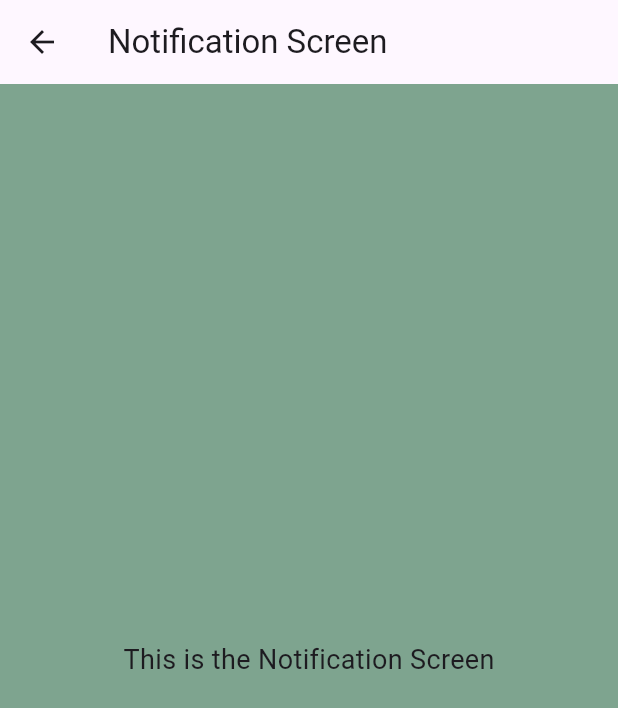
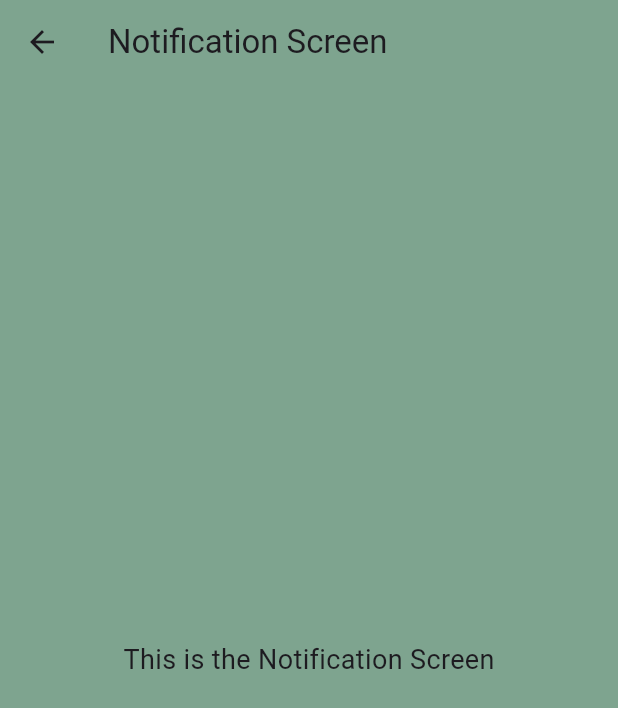
Before and after one commit to sathitkul12/project, a Flutter app: the HomeScreen screen opened directly, after a tap on the "notifications none" icon, on a phone screen of 412 x 824 dp. Shown: the top 708 px of the screen. Run offline on Flutter 3.47's test engine with Material 3 defaults, Android fonts, the phone set to English and light mode, and no system bars; our stand-ins replace fl_chart, google_fonts, numberpicker; missing offline and left inert: mqtt_client; Roboto replaces fonts that are missing (Prompt).

Commit message:
commit noti

```diff
--- a/pheasant_house-master/lib/screen/Notificatiion/Notification.dart
+++ b/pheasant_house-master/lib/screen/Notificatiion/Notification.dart
@@ -10,6 +10,7 @@ class NotificationScreen extends StatelessWidget {
     return Scaffold(
       appBar: AppBar(
         title: Text('Notification Screen'),
+        backgroundColor: Color(0xFF7EA48F), // Set your desired color here
       ),
       body: Center(
         child: Text(
--- a/pheasant_house-master/lib/screen/homescreen/homescreen.dart
+++ b/pheasant_house-master/lib/screen/homescreen/homescreen.dart
@@ -138,7 +138,7 @@ class _HomeScreenState extends State<HomeScreen> {
                       );
                     },
                     style: ElevatedButton.styleFrom(
-                      backgroundColor: const Color(0xFFABBEB3),
+                      backgroundColor: Color(0xFFABBEB3),
                       shape: RoundedRectangleBorder(
                         borderRadius: BorderRadius.circular(10),
                       ),
```
